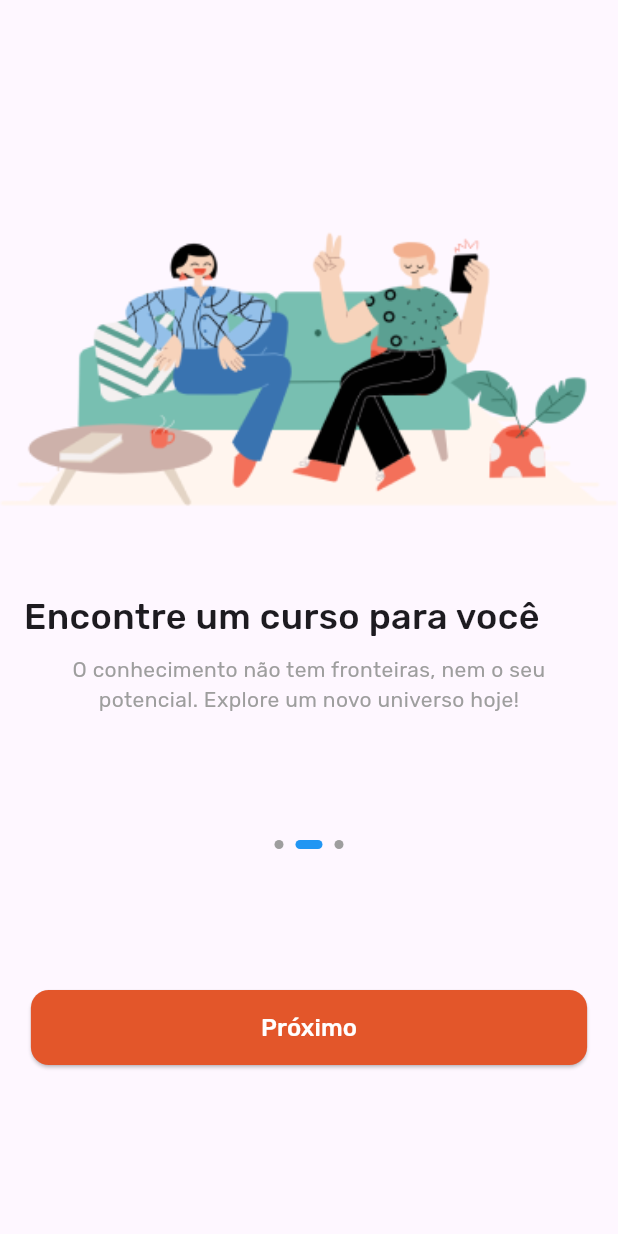
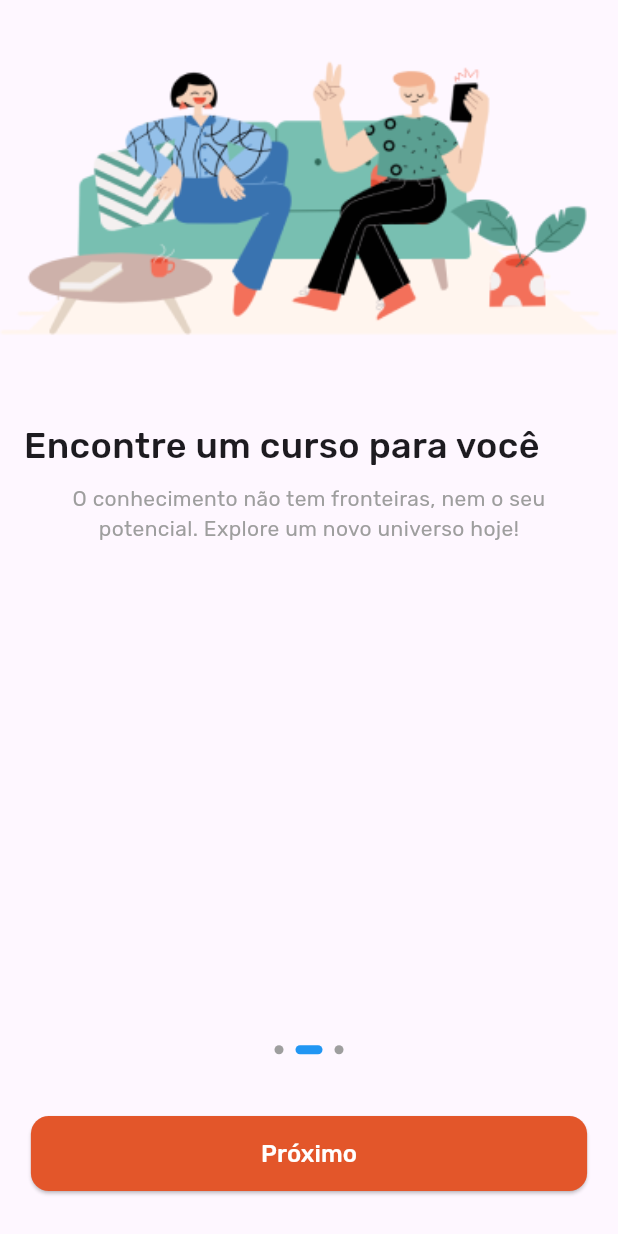
Before and after one commit to lucasdsmachado/code_factory, a Flutter app: the screen it shows after launch, after a tap on "Próximo", on a phone screen of 412 x 824 dp. Run offline on Flutter 3.47's test engine with Material 3 defaults, Android fonts, the phone set to English and light mode, and no system bars; drawn by our look-alikes of smooth_page_indicator.

Commit message:
fix correcao de bug das telas

```diff
--- a/lib/app/pages/initial_pages/intro_page.dart
+++ b/lib/app/pages/initial_pages/intro_page.dart
@@ -5,18 +5,15 @@ import 'package:flutter/material.dart';
 import 'package:smooth_page_indicator/smooth_page_indicator.dart';
 
 class IntroPage extends StatefulWidget {
-  const IntroPage({super.key});
+  const IntroPage({Key? key}) : super(key: key);
 
   @override
-  State<IntroPage> createState() => _IntroPageState();
+  _IntroPageState createState() => _IntroPageState();
 }
-
-// TODO: ADCIONAR BOTÃO SKIP
 
 class _IntroPageState extends State<IntroPage> {
   final PageController _controller = PageController();
   int currentPage = 0;
-
   @override
   void initState() {
     super.initState();
@@ -29,35 +26,35 @@ class _IntroPageState extends State<IntroPage> {
 
   @override
   Widget build(BuildContext context) {
+    double heightSize = MediaQuery.of(context).size.height;
+
     return Scaffold(
-      body: LayoutBuilder(
-        builder: (context, constraints) {
-          return Column(
-            mainAxisAlignment: MainAxisAlignment.center,
+      body: Column(
         children: [
-              SizedBox(
-                height: 446,
-                width: constraints.maxWidth, // Use the max width of the parent
+          Expanded(
             child: PageView(
               controller: _controller,
-                  children: const [
+              children: [
                 CardWidget(
                   imagePath: 'assets/images/intro_1.png',
                   title: 'Aprenda a qualquer hora e em qualquer lugar',
                   description:
                       'Sempre é o momento perfeito para passar o tempo dia aprendendo algo novo, de qualquer lugar!',
+                  marginTop: heightSize * 0.1,
                 ),
                 CardWidget(
                   imagePath: 'assets/images/intro_2.png',
                   title: 'Encontre um curso para você',
                   description:
                       'O conhecimento não tem fronteiras, nem o seu potencial. Explore um novo universo hoje!',
+                  marginTop: heightSize * 0.4,
                 ),
                 CardWidget(
                   imagePath: 'assets/images/intro_3.png',
                   title: 'Aperfeiçoe suas habilidades',
                   description:
                       'O aprendizado é a única aventura que dura a vida toda.',
+                  marginTop: heightSize * 0.15,
                 ),
               ],
             ),
@@ -72,8 +69,10 @@ class _IntroPageState extends State<IntroPage> {
               dotWidth: 6,
             ),
           ),
-              const SizedBox(height: 94),
-              GenericButton(
+          SizedBox(height: MediaQuery.of(context).size.height * 0.05),
+          Padding(
+            padding: const EdgeInsets.symmetric(horizontal: 16.0),
+            child: GenericButton(
               buttonText: currentPage == 2 ? 'Vamos começar' : 'Próximo',
               onPressedFunction: currentPage == 2
                   ? () => Navigator.pushReplacement(
@@ -82,8 +81,8 @@ class _IntroPageState extends State<IntroPage> {
                           pageBuilder:
                               (context, animation, secondaryAnimation) =>
                                   LoginPage(),
-                            transitionsBuilder: (context, animation,
-                                secondaryAnimation, child) {
+                          transitionsBuilder:
+                              (context, animation, secondaryAnimation, child) {
                             const begin = Offset(1.0, 0.0);
                             const end = Offset.zero;
                             const curve = Curves.ease;
@@ -93,19 +92,19 @@ class _IntroPageState extends State<IntroPage> {
 
                             return SlideTransition(
                               position: animation.drive(tween),
-                                child: child,
+                              child: child!,
                             );
                           },
                         ),
                       )
                   : () => _controller.nextPage(
-                          duration: const Duration(seconds: 1),
+                        duration: const Duration(milliseconds: 300),
                         curve: Curves.easeInOut,
                       ),
-              )
+            ),
+          ),
+          const SizedBox(height: 30),
         ],
-          );
-        },
       ),
     );
   }
--- a/lib/app/pages/initial_pages/splash_page.dart
+++ b/lib/app/pages/initial_pages/splash_page.dart
@@ -32,9 +32,11 @@ class _SplashScreenState extends State<SplashScreen> {
         child: Column(
           mainAxisAlignment: MainAxisAlignment.center,
           children: [
-            Image.asset('assets/images/splash.png'),
+            SizedBox(
+              height: MediaQuery.of(context).size.height * 0.4,
+              child: Image.asset('assets/images/splash.png')),
             const Padding(
-              padding: EdgeInsets.fromLTRB(0, 16, 0, 0),
+              padding: EdgeInsets.only(top: 16),
               child: Text(
                 "CodeFactory",
                 style: TextStyle(
```
Lines whose indentation alone changed are shown as unchanged.
